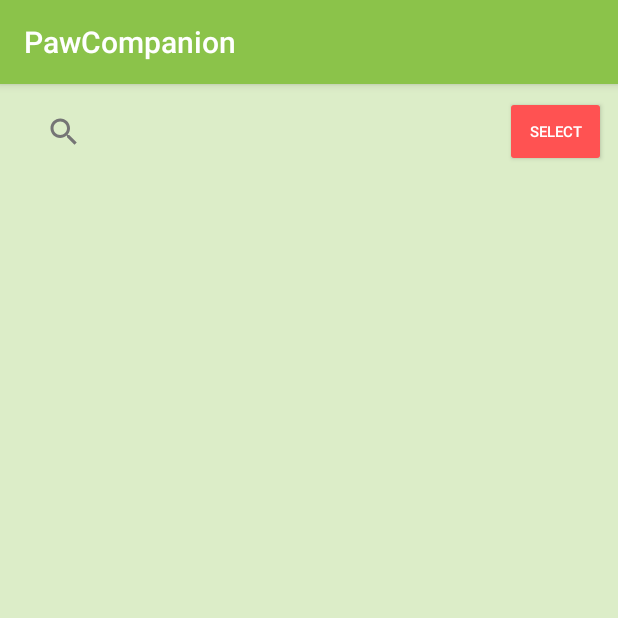
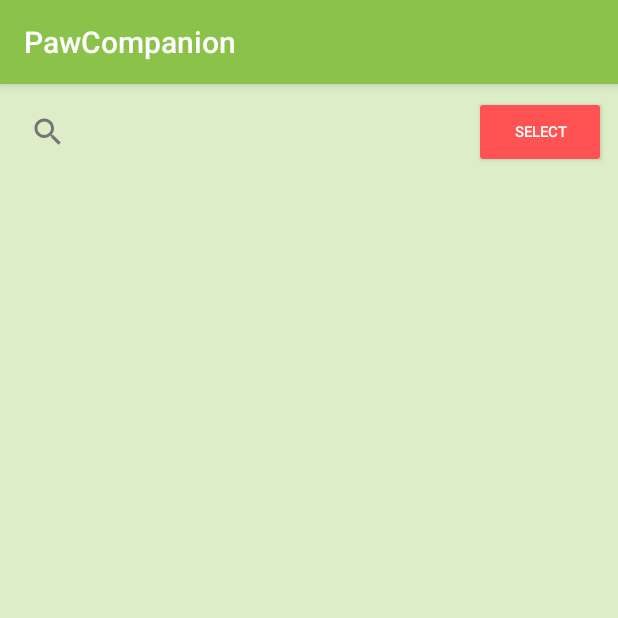
Before and after one commit to MarcusKarlberg/PawCompanion, an Android app: the SelectBreedActivity screen opened directly, with no data from a screen before it, on a phone screen of 412 x 824 dp, the top half of it. Run offline under Robolectric (Android 15) with nearby library versions, the phone set to English and light mode, and no system bars.

Commit message:
fixed select breed horizontal layout bug

```diff
--- a/app/src/main/res/layout/activity_select_breed.xml
+++ b/app/src/main/res/layout/activity_select_breed.xml
@@ -8,20 +8,20 @@
 
     <SearchView
         android:id="@+id/searchView"
-        android:layout_width="299dp"
+        android:layout_width="0dp"
         android:layout_height="0dp"
         android:layout_marginEnd="8dp"
         android:layout_marginStart="8dp"
-        android:layout_marginTop="8dp"
+        app:layout_constraintBottom_toBottomOf="@+id/selectButton"
         app:layout_constraintEnd_toStartOf="@+id/selectButton"
         app:layout_constraintStart_toStartOf="parent"
-        app:layout_constraintTop_toTopOf="parent" />
+        app:layout_constraintTop_toTopOf="@+id/selectButton" />
 
     <Button
         android:id="@+id/selectButton"
         style="@style/Widget.AppCompat.Button.Colored"
-        android:layout_width="67dp"
-        android:layout_height="47dp"
+        android:layout_width="wrap_content"
+        android:layout_height="wrap_content"
         android:layout_marginEnd="8dp"
         android:layout_marginTop="8dp"
         android:text="Select"
@@ -36,7 +36,7 @@
         android:layout_marginBottom="8dp"
         android:layout_marginEnd="8dp"
         android:layout_marginStart="8dp"
-        android:layout_marginTop="8dp"
+        android:layout_marginTop="16dp"
         app:layout_constraintBottom_toBottomOf="parent"
         app:layout_constraintEnd_toEndOf="parent"
         app:layout_constraintStart_toStartOf="parent"
```
